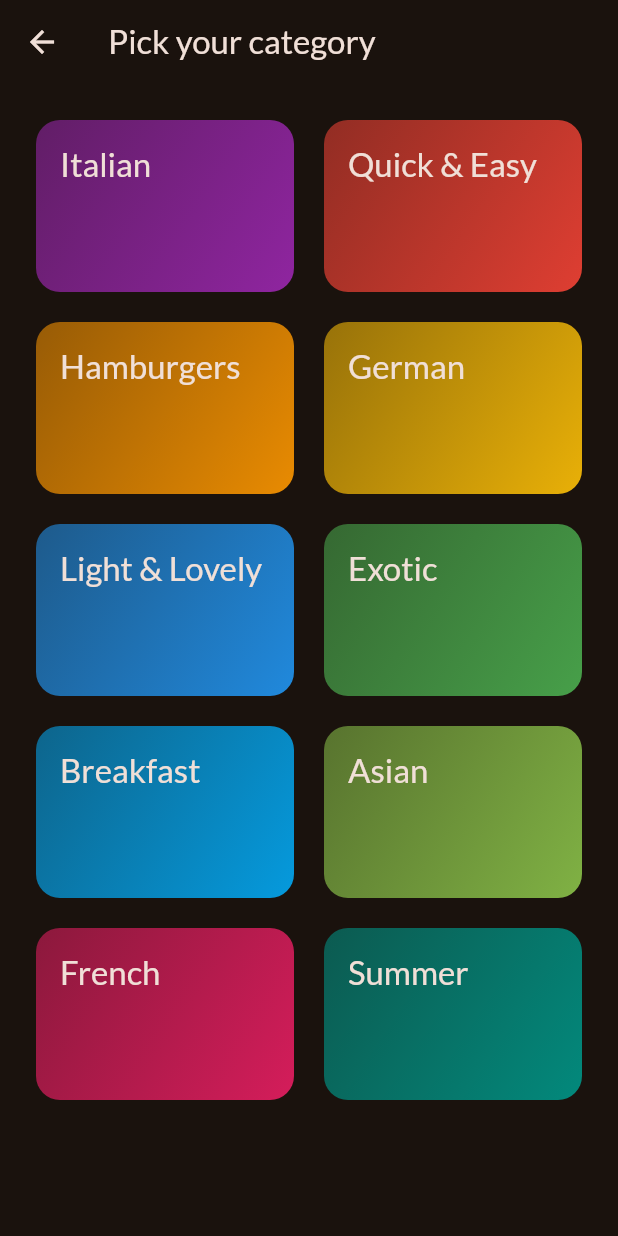
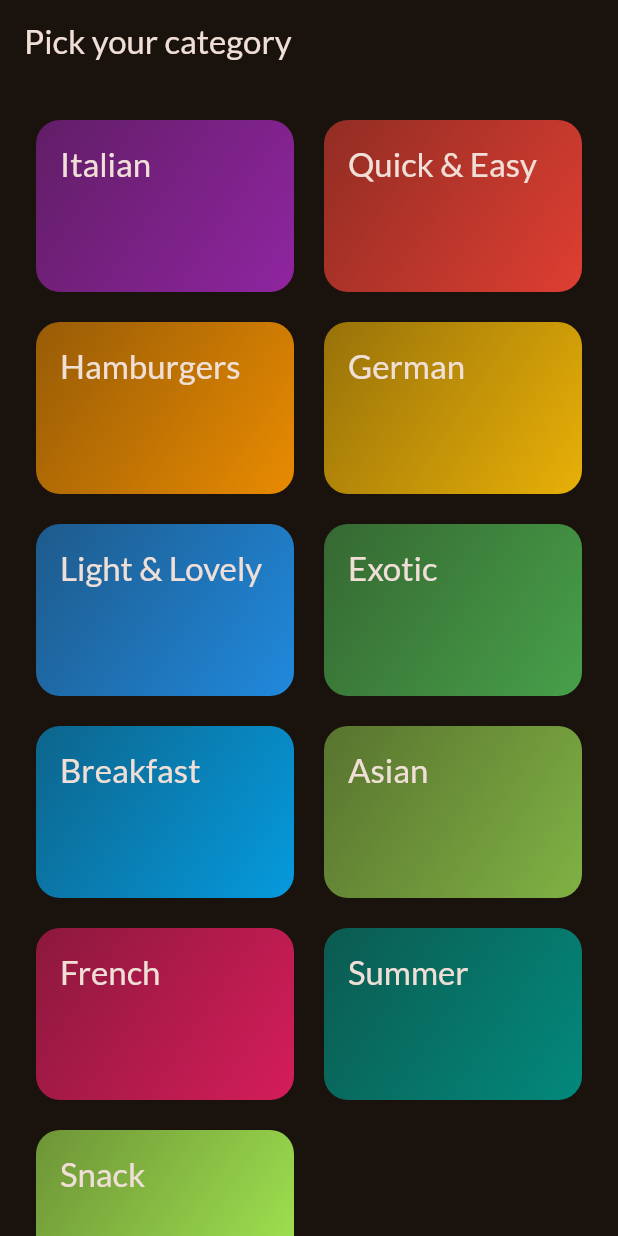
Before and after one commit to Avatbar/Flutter_Meals_App, a Flutter app: the CategoriesScreen screen opened directly, on a phone screen of 412 x 824 dp. Run offline on Flutter 3.47's test engine with Material 2 defaults, Android fonts, the phone set to English and light mode, and no system bars; our stand-ins replace google_fonts.

Commit message:
Added functionality for category button to open category meals

```diff
--- a/lib/data/dummy_data.dart
+++ b/lib/data/dummy_data.dart
@@ -54,6 +54,11 @@ const availableCategories = [
     id: 'c10',
     title: 'Summer',
     color: Colors.teal,
+  ),
+  Category(
+    id: 'c11',
+    title: 'Snack',
+    color: Colors.lightGreenAccent,
   ),
 ];
 
--- a/lib/main.dart
+++ b/lib/main.dart
@@ -1,9 +1,7 @@
 import 'package:flutter/material.dart';
 
 import 'package:google_fonts/google_fonts.dart';
-import 'package:meals_app/data/dummy_data.dart';
 import 'package:meals_app/screens/categories.dart';
-import 'package:meals_app/screens/meals.dart';
 
 final theme = ThemeData(
   useMaterial3: true,
@@ -25,7 +23,7 @@ class App extends StatelessWidget {
   Widget build(BuildContext context) {
     return MaterialApp(
         theme: theme,
-        home: const MealScreen(title: "dummyMeals", meals: dummyMeals),
+        home: const CategoriesScreen(),
     );
   }
 }
--- a/lib/widgets/category_grid_item.dart
+++ b/lib/widgets/category_grid_item.dart
@@ -2,15 +2,16 @@ import 'package:flutter/material.dart';
 import 'package:meals_app/models/category.dart';
 
 class CategoryGridItem extends StatelessWidget {
-  const CategoryGridItem({super.key, required this.category});
+  const CategoryGridItem({super.key, required this.category, required this.onSelectCategory});
 
   final Category category;
+  final void Function() onSelectCategory;
 
   @override
   Widget build(BuildContext context) {
     return InkWell(
-      onTap: () {},
-      splashColor: Theme.of(context).primaryColor,
+      onTap: onSelectCategory,
+      splashColor: Theme.of(context).primaryColorLight,
       borderRadius: BorderRadius.circular(16),
       child: Container(
         padding: const EdgeInsets.all(16),
```
Also changed, not shown: lib/screens/categories.dart (+20 -1 lines).
